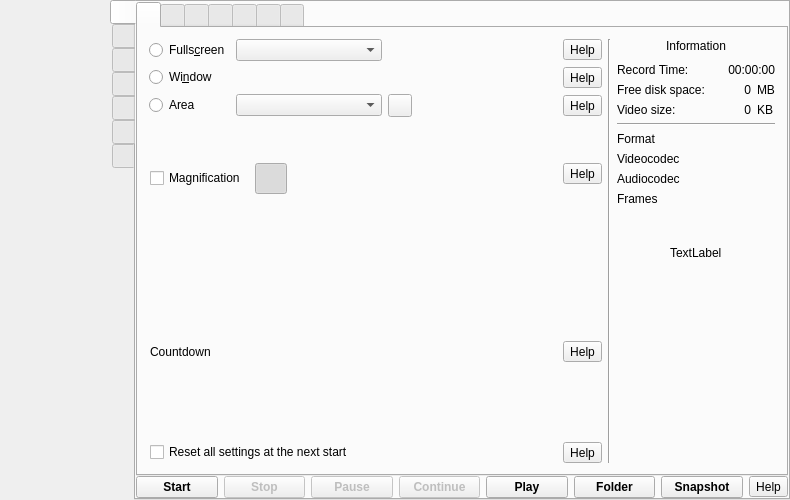
Qt form src/formMainWindow.ui (vkohaupt/vokoscreenNG) before a commit.
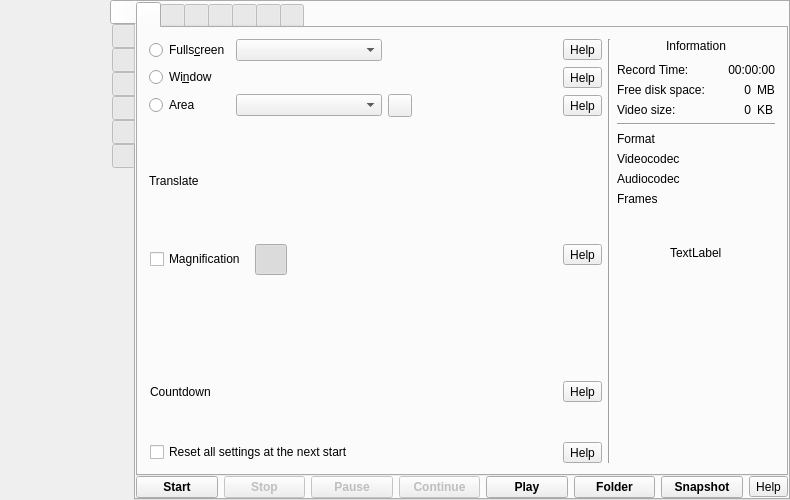
The same form after that commit. Icons and pictures are not drawn.

Commit message: Prompt to translate

```diff
--- a/src/formMainWindow.ui
+++ b/src/formMainWindow.ui
@@ -498,14 +498,37 @@
                 </item>
                </layout>
               </item>
+              <item>
+               <spacer name="verticalSpacer">
+                <property name="orientation">
+                 <enum>Qt::Vertical</enum>
+                </property>
+                <property name="sizeHint" stdset="0">
+                 <size>
+                  <width>20</width>
+                  <height>40</height>
+                 </size>
+                </property>
+               </spacer>
+              </item>
+              <item>
+               <widget class="QLabel" name="label_translate">
+                <property name="text">
+                 <string notr="true">Translate</string>
+                </property>
+                <property name="wordWrap">
+                 <bool>true</bool>
+                </property>
+                <property name="openExternalLinks">
+                 <bool>true</bool>
+                </property>
+               </widget>
+              </item>
               <item>
                <spacer name="verticalSpacer_13">
                 <property name="orientation">
                  <enum>Qt::Vertical</enum>
                 </property>
-                <property name="sizeType">
-                 <enum>QSizePolicy::Minimum</enum>
-                </property>
                 <property name="sizeHint" stdset="0">
                  <size>
                   <width>20</width>
@@ -515,7 +538,7 @@
                </spacer>
               </item>
               <item>
-               <layout class="QGridLayout" name="gridLayout_9" rowstretch="0,0,0,0,0,0" columnstretch="0,0,0,0">
+               <layout class="QGridLayout" name="gridLayout_9" rowstretch="0,0,0,0,0,0,0" columnstretch="0,0,0,0">
                 <property name="leftMargin">
                  <number>1</number>
                 </property>
@@ -532,6 +555,93 @@
                   </property>
                  </widget>
                 </item>
+                <item row="3" column="1">
+                 <spacer name="verticalSpacer_7">
+                  <property name="orientation">
+                   <enum>Qt::Vertical</enum>
+                  </property>
+                  <property name="sizeHint" stdset="0">
+                   <size>
+                    <width>20</width>
+                    <height>40</height>
+                   </size>
+                  </property>
+                 </spacer>
+                </item>
+                <item row="4" column="0">
+                 <widget class="QLabel" name="labelScreencastCountdownText">
+                  <property name="text">
+                   <string>Countdown</string>
+                  </property>
+                  <property name="alignment">
+                   <set>Qt::AlignLeading|Qt::AlignLeft|Qt::AlignVCenter</set>
+                  </property>
+                 </widget>
+                </item>
+                <item row="0" column="2">
+                 <spacer name="horizontalSpacer_45">
+                  <property name="orientation">
+                   <enum>Qt::Horizontal</enum>
+                  </property>
+                  <property name="sizeHint" stdset="0">
+                   <size>
+                    <width>40</width>
+                    <height>20</height>
+                   </size>
+                  </property>
+                 </spacer>
+                </item>
+                <item row="6" column="3">
+                 <widget class="QToolButton" name="help_screencast_deleteallsettings">
+                  <property name="toolTip">
+                   <string>Help</string>
+                  </property>
+                  <property name="text">
+                   <string notr="true">Help</string>
+                  </property>
+                 </widget>
+                </item>
+                <item row="4" column="3">
+                 <widget class="QToolButton" name="help_screencast_countdown">
+                  <property name="toolTip">
+                   <string>Help</string>
+                  </property>
+                  <property name="text">
+                   <string notr="true">Help</string>
+                  </property>
+                 </widget>
+                </item>
+                <item row="6" column="0" colspan="3">
+                 <layout class="QHBoxLayout" name="horizontalLayout_13">
+                  <item>
+                   <widget class="QCheckBox" name="checkBoxResetAtNextStart">
+                    <property name="text">
+                     <string>Reset all settings at the next start</string>
+                    </property>
+                   </widget>
+                  </item>
+                 </layout>
+                </item>
+                <item row="4" column="1" colspan="2">
+                 <layout class="QHBoxLayout" name="horizontalLayout_60">
+                  <item>
+                   <spacer name="horizontalSpacer_43">
+                    <property name="orientation">
+                     <enum>Qt::Horizontal</enum>
+                    </property>
+                    <property name="sizeType">
+                     <enum>QSizePolicy::Minimum</enum>
+                    </property>
+                    <property name="sizeHint" stdset="0">
+                     <size>
+                      <width>40</width>
+                      <height>20</height>
+                     </size>
+                    </property>
+                   </spacer>
+                  </item>
+                 </layout>
+                </item>
                 <item row="0" column="1" rowspan="2">
                  <widget class="QFrame" name="frame_5">
                   <property name="frameShape">
@@ -727,153 +837,6 @@
                   </layout>
                  </widget>
                 </item>
-                <item row="3" column="3">
-                 <widget class="QToolButton" name="help_screencast_countdown">
-                  <property name="toolTip">
-                   <string>Help</string>
-                  </property>
-                  <property name="text">
-                   <string notr="true">Help</string>
-                  </property>
-                 </widget>
-                </item>
-                <item row="5" column="0" colspan="3">
-                 <layout class="QHBoxLayout" name="horizontalLayout_13">
-                  <item>
-                   <widget class="QCheckBox" name="checkBoxResetAtNextStart">
-                    <property name="text">
-                     <string>Reset all settings at the next start</string>
-                    </property>
-                   </widget>
-                  </item>
-                 </layout>
-                </item>
-                <item row="5" column="3">
-                 <widget class="QToolButton" name="help_screencast_deleteallsettings">
-                  <property name="toolTip">
-                   <string>Help</string>
-                  </property>
-                  <property name="text">
-                   <string notr="true">Help</string>
-                  </property>
-                 </widget>
-                </item>
-                <item row="0" column="2">
-                 <spacer name="horizontalSpacer_45">
-                  <property name="orientation">
-                   <enum>Qt::Horizontal</enum>
-                  </property>
-                  <property name="sizeHint" stdset="0">
-                   <size>
-                    <width>40</width>
-                    <height>20</height>
-                   </size>
-                  </property>
-                 </spacer>
-                </item>
-                <item row="3" column="1" colspan="2">
-                 <layout class="QHBoxLayout" name="horizontalLayout_60">
-                  <item>
-                   <spacer name="horizontalSpacer_43">
-                    <property name="orientation">
-                     <enum>Qt::Horizontal</enum>
-                    </property>
-                    <property name="sizeType">
-                     <enum>QSizePolicy::Minimum</enum>
-                    </property>
-                    <property name="sizeHint" stdset="0">
-                     <size>
-                      <width>40</width>
-                      <height>20</height>
-                     </size>
-                    </property>
-                   </spacer>
-                  </item>
-                 </layout>
-                </item>
-                <item row="3" column="0">
-                 <widget class="QLabel" name="labelScreencastCountdownText">
-                  <property name="text">
-                   <string>Countdown</string>
-                  </property>
-                  <property name="alignment">
-                   <set>Qt::AlignLeading|Qt::AlignLeft|Qt::AlignVCenter</set>
-                  </property>
-                 </widget>
-                </item>
-                <item row="4" column="2">
-                 <layout class="QHBoxLayout" name="horizontalLayout_8">
-                  <property name="sizeConstraint">
-                   <enum>QLayout::SetDefaultConstraint</enum>
-                  </property>
-                  <item>
-                   <widget class="QFrame" name="frame_4">
-                    <property name="frameShape">
-                     <enum>QFrame::NoFrame</enum>
-                    </property>
-                    <layout class="QHBoxLayout" name="horizontalLayout_62"/>
-                   </widget>
-                  </item>
-                  <item>
-                   <spacer name="horizontalSpacer_16">
-                    <property name="orientation">
-                     <enum>Qt::Horizontal</enum>
-                    </property>
-                    <property name="sizeHint" stdset="0">
-                     <size>
-                      <width>40</width>
-                      <height>20</height>
-                     </size>
-                    </property>
-                   </spacer>
-                  </item>
-                 </layout>
-                </item>
-                <item row="2" column="1">
-                 <spacer name="verticalSpacer_7">
-                  <property name="orientation">
-                   <enum>Qt::Vertical</enum>
-                  </property>
-                  <property name="sizeHint" stdset="0">
-                   <size>
-                    <width>20</width>
-                    <height>40</height>
-                   </size>
-                  </property>
-                 </spacer>
-                </item>
-                <item row="4" column="0">
-                 <spacer name="verticalSpacer_20">
-                  <property name="orientation">
-                   <enum>Qt::Vertical</enum>
-                  </property>
-                  <property name="sizeType">
-                   <enum>QSizePolicy::Expanding</enum>
-                  </property>
-                  <property name="sizeHint" stdset="0">
-                   <size>
-                    <width>20</width>
-                    <height>40</height>
-                   </size>
-                  </property>
-                 </spacer>
-                </item>
-                <item row="1" column="2">
-                 <spacer name="verticalSpacer_9">
-                  <property name="orientation">
-                   <enum>Qt::Vertical</enum>
-                  </property>
-                  <property name="sizeType">
-                   <enum>QSizePolicy::Minimum</enum>
-                  </property>
-                  <property name="sizeHint" stdset="0">
-                   <size>
-                    <width>20</width>
-                    <height>40</height>
-                   </size>
-                  </property>
-                 </spacer>
-                </item>
                 <item row="0" column="0" rowspan="2">
                  <layout class="QVBoxLayout" name="verticalLayout_39">
                   <property name="topMargin">
@@ -904,6 +867,19 @@
                   </item>
                  </layout>
                 </item>
+                <item row="5" column="1">
+                 <spacer name="verticalSpacer_9">
+                  <property name="orientation">
+                   <enum>Qt::Vertical</enum>
+                  </property>
+                  <property name="sizeHint" stdset="0">
+                   <size>
+                    <width>20</width>
+                    <height>40</height>
+                   </size>
+                  </property>
+                 </spacer>
+                </item>
                </layout>
               </item>
              </layout>
```
Left out of the diff: 134 changed lines with no effect on the pictures. The commit also changes 42 other files.
